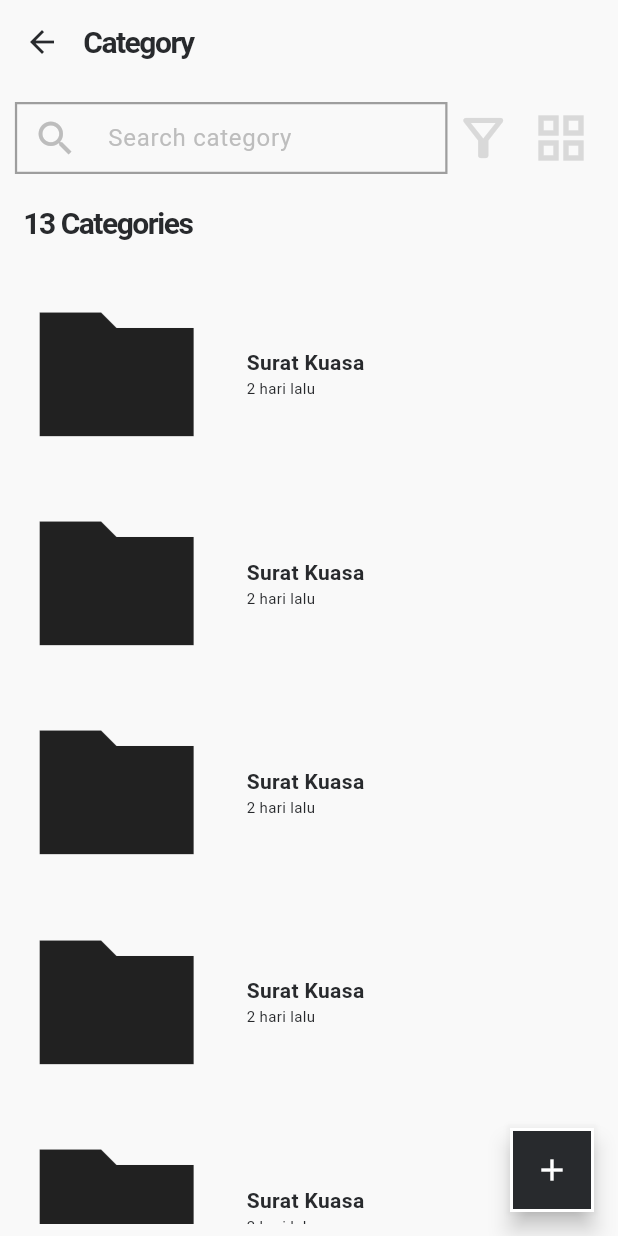
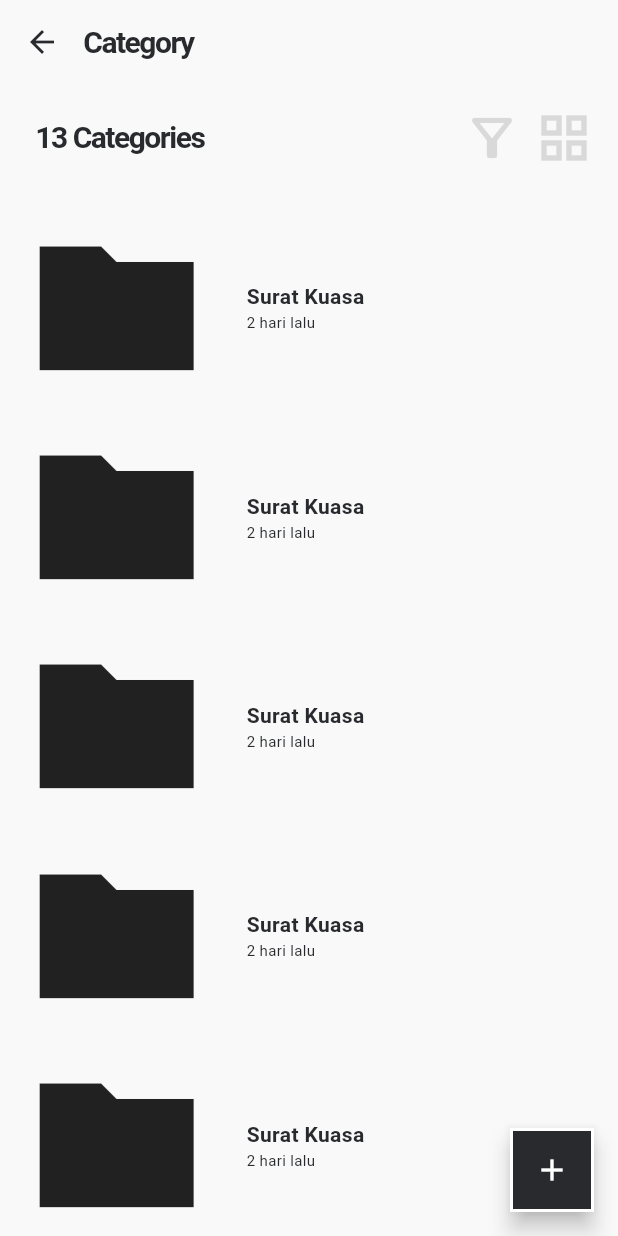
Before and after one commit to raymondtju/letterfly, a Flutter app: the CategoryView screen opened by its route, on a phone screen of 412 x 824 dp. Run offline on Flutter 3.47's test engine with Material 3 defaults, Android fonts, the phone set to English and light mode, and no system bars; our stand-ins replace camera, flutter_svg, lottie; missing offline and left inert: flutter_signature_pad; Roboto replaces fonts that are missing (SF).

Commit message:
remove searchbar, RIP searchbar :(

```diff
--- a/lib/category/category_view.dart
+++ b/lib/category/category_view.dart
@@ -36,12 +36,11 @@ class _CategoryViewState extends State<CategoryView> {
           padding: const EdgeInsets.all(8.0),
           child: Column(
             children: [
-              searchBar(context),
-              const SizedBox(
-                height: 15,
-              ),
+              Row(
+                mainAxisAlignment: MainAxisAlignment.spaceBetween,
+                children: [
                   Padding(
-                padding: const EdgeInsets.only(left: 8.0),
+                    padding: const EdgeInsets.only(left: 16.0),
                     child: Row(
                       mainAxisAlignment: MainAxisAlignment.start,
                       children: [
@@ -50,6 +49,34 @@ class _CategoryViewState extends State<CategoryView> {
                       ],
                     ),
                   ),
+                  Row(
+                    children: [
+                      const Icon(
+                        Icons.filter_alt_outlined,
+                        size: 40,
+                        color: Color(0xFFd9d9d9),
+                      ),
+                      IconButton(
+                        icon: Icon(
+                          prov.CategoryViewIsGrid
+                              ? Icons.list
+                              : Icons.grid_view,
+                          size: 40,
+                          color: const Color(0xFFd9d9d9),
+                        ),
+                        hoverColor: Colors.white.withOpacity(0),
+                        onPressed: () {
+                          prov.setCategoryViewGrid = !prov.CategoryViewIsGrid;
+                        },
+                      ),
+                    ],
+                  )
+                ],
+              ),
+              // searchBar(context), rip searchbar
+              // const SizedBox(
+              //   height: 15,
+              // ),
               const SizedBox(
                 height: 15,
               ),
```
Also changed, not shown: lib/category/suratkuasa_view.dart (+29 -4 lines), lib/home.dart (+10 -10 lines). Lines whose indentation alone changed are shown as unchanged.
